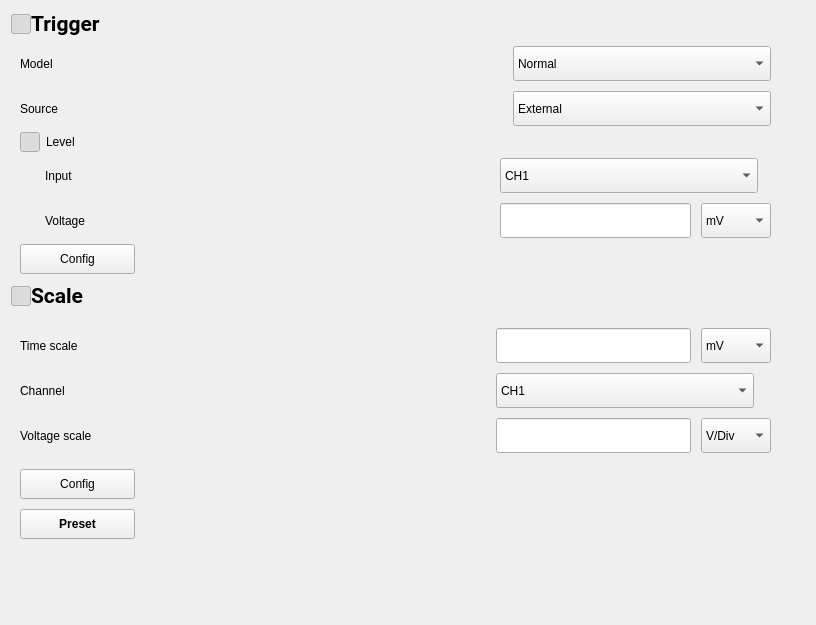
Before: the Qt Designer form tas7061if/widgets/wgContentRtm3004/wgContentRtm3004.ui in DoND8xforce/tas7061, drawn with Qt 5.
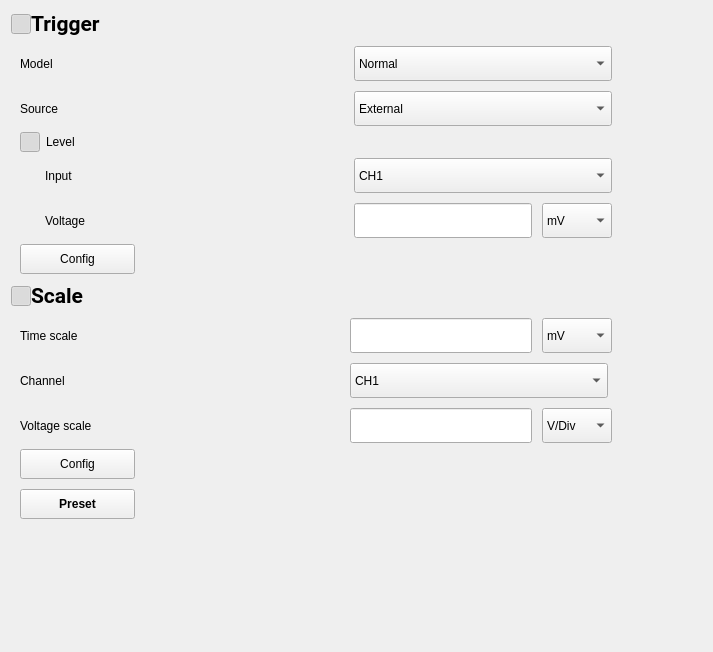
After: the same form once the commit is applied. Icons and pictures are not drawn.

The edit to the form file:
```diff
--- a/tas7061if/widgets/wgContentRtm3004/wgContentRtm3004.ui
+++ b/tas7061if/widgets/wgContentRtm3004/wgContentRtm3004.ui
@@ -6,14 +6,17 @@
    <rect>
     <x>0</x>
     <y>0</y>
-    <width>816</width>
-    <height>625</height>
+    <width>713</width>
+    <height>652</height>
    </rect>
   </property>
   <property name="windowTitle">
    <string>Form</string>
   </property>
   <layout class="QHBoxLayout" name="horizontalLayout_5">
+   <property name="spacing">
+    <number>0</number>
+   </property>
    <item>
     <layout class="QVBoxLayout" name="verticalLayout_4">
      <property name="spacing">
@@ -101,10 +104,16 @@
         <widget class="QWidget" name="wgTrigger" native="true">
          <property name="minimumSize">
           <size>
-           <width>769</width>
+           <width>0</width>
            <height>0</height>
           </size>
          </property>
+         <property name="maximumSize">
+          <size>
+           <width>624</width>
+           <height>16777215</height>
+          </size>
+         </property>
          <property name="styleSheet">
           <string notr="true"/>
          </property>
@@ -266,7 +275,7 @@
               <number>0</number>
              </property>
              <property name="horizontalSpacing">
-              <number>414</number>
+              <number>268</number>
              </property>
              <property name="verticalSpacing">
               <number>10</number>
@@ -471,8 +480,14 @@
       <widget class="QWidget" name="wgScale" native="true">
        <property name="minimumSize">
         <size>
-         <width>769</width>
-         <height>250</height>
+         <width>0</width>
+         <height>0</height>
+        </size>
+       </property>
+       <property name="maximumSize">
+        <size>
+         <width>624</width>
+         <height>16777215</height>
         </size>
        </property>
        <property name="styleSheet">
@@ -482,7 +497,7 @@
         <item>
          <layout class="QGridLayout" name="gridLayout_3">
           <property name="horizontalSpacing">
-           <number>404</number>
+           <number>258</number>
           </property>
           <property name="verticalSpacing">
            <number>10</number>
```
